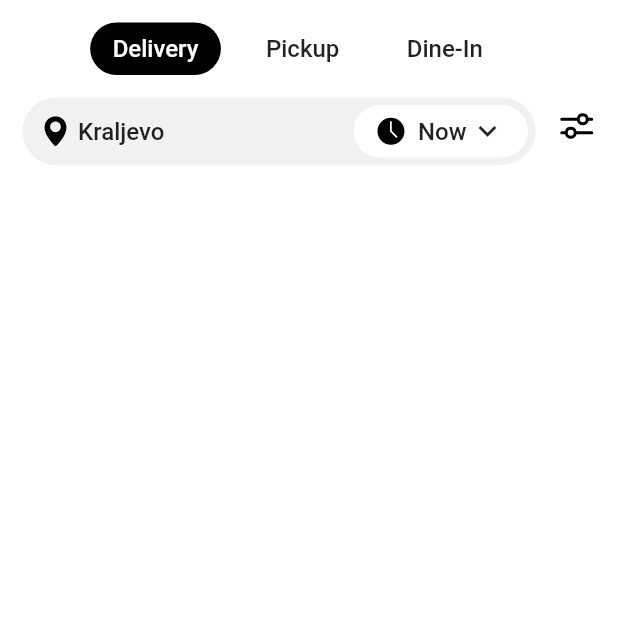
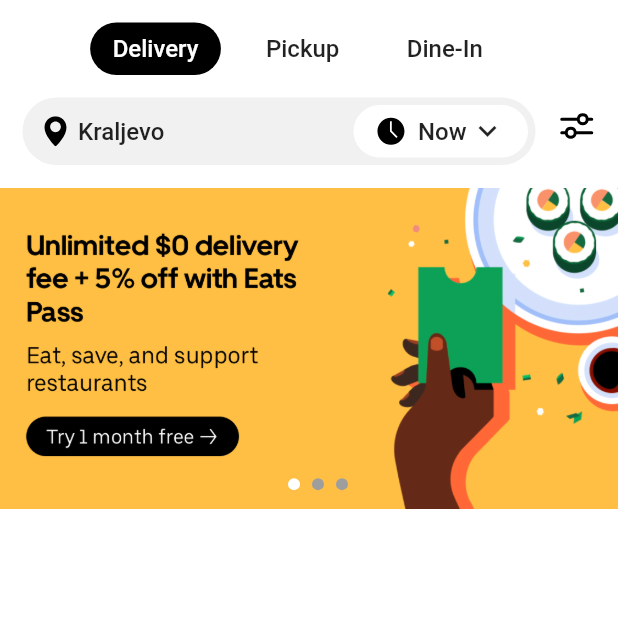
Before and after one commit to lavops/FlutterExamples, a Flutter app: the screen it shows after launch, on a phone screen of 412 x 824 dp, the top half of it. Run offline on Flutter 3.47's test engine with Material 2 defaults, Android fonts, the phone set to English and light mode, and no system bars; drawn by our look-alikes of carousel_slider; our stand-ins replace animate_do, flutter_icons, flutter_svg, font_awesome_flutter, line_icons.

Commit message:
Ubereats - Image slider

```diff
--- a/ubereats/lib/pages/home.dart
+++ b/ubereats/lib/pages/home.dart
@@ -4,6 +4,7 @@
 import 'package:ubereats/json/home_page_json.dart';
 import 'package:ubereats/theme/colors.dart';
 import 'package:ubereats/theme/styles.dart';
+import 'package:ubereats/widgets/custom_slider.dart';
 
 class HomePage extends StatefulWidget {
   HomePage({Key? key}) : super(key: key);
@@ -197,6 +198,13 @@
           height: 15,
         ),
         // Sliding Images
+        CustomSliderWidget(
+          items: [
+            "assets/images/slide_1.jpg",
+            "assets/images/slide_2.jpg",
+            "assets/images/slide_3.jpg"
+          ],
+        )
       ],
     );
   }
--- /dev/null
+++ b/ubereats/lib/widgets/custom_slider.dart
@@ -0,0 +1,119 @@
+import 'package:carousel_slider/carousel_slider.dart';
+import 'package:flutter/material.dart';
+import 'package:ubereats/theme/colors.dart';
+
+class CustomSliderWidget extends StatefulWidget {
+  final List items;
+
+  CustomSliderWidget({Key? key, required this.items}) : super(key: key);
+
+  @override
+  _CustomSliderWidgetState createState() => _CustomSliderWidgetState();
+}
+
+class _CustomSliderWidgetState extends State<CustomSliderWidget> {
+  int activeIndex = 0;
+
+  setActiveDot(index) {
+    setState(() {
+      activeIndex = index;
+    });
+  }
+
+  @override
+  Widget build(BuildContext context) {
+    var size = MediaQuery.of(context).size;
+
+    return Stack(
+      overflow: Overflow.visible,
+      children: [
+        // Image
+        Container(
+          width: size.width,
+          child: CarouselSlider(
+            options: CarouselOptions(
+              onPageChanged: (index, reason) {
+                setActiveDot(index);
+              },
+              enableInfiniteScroll: false,
+              autoPlayCurve: Curves.fastLinearToSlowEaseIn,
+              autoPlayAnimationDuration: Duration(seconds: 2),
+              viewportFraction: 1.0,
+            ),
+            items: widget.items.map(
+              (item) {
+                return Builder(
+                  builder: (BuildContext context) {
+                    return Stack(
+                      children: [
+                        Container(
+                          width: size.width,
+                          child: Image(
+                            image: AssetImage(item),
+                            fit: BoxFit.cover,
+                          ),
+                        )
+                      ],
+                    );
+                  },
+                );
+              },
+            ).toList(),
+          ),
+        ),
+        // Active and non-active dots
+        Positioned(
+          left: 20,
+          right: 0,
+          bottom: 30,
+          child: Row(
+            mainAxisAlignment: MainAxisAlignment.center,
+            children: List.generate(widget.items.length, (index) {
+              return activeIndex == index
+                  ? ActiveDotWidget()
+                  : NonActiveDotWidget();
+            }),
+          ),
+        )
+      ],
+    );
+  }
+}
+
+class ActiveDotWidget extends StatelessWidget {
+  const ActiveDotWidget({Key? key}) : super(key: key);
+
+  @override
+  Widget build(BuildContext context) {
+    return Padding(
+      padding: const EdgeInsets.only(right: 8.0),
+      child: Container(
+        width: 8,
+        height: 8,
+        decoration: BoxDecoration(
+          color: white,
+          borderRadius: BorderRadius.circular(5),
+        ),
+      ),
+    );
+  }
+}
+
+class NonActiveDotWidget extends StatelessWidget {
+  const NonActiveDotWidget({Key? key}) : super(key: key);
+
+  @override
+  Widget build(BuildContext context) {
+    return Padding(
+      padding: const EdgeInsets.only(right: 8.0),
+      child: Container(
+        width: 8,
+        height: 8,
+        decoration: BoxDecoration(
+          color: Colors.grey,
+          borderRadius: BorderRadius.circular(5),
+        ),
+      ),
+    );
+  }
+}
```
